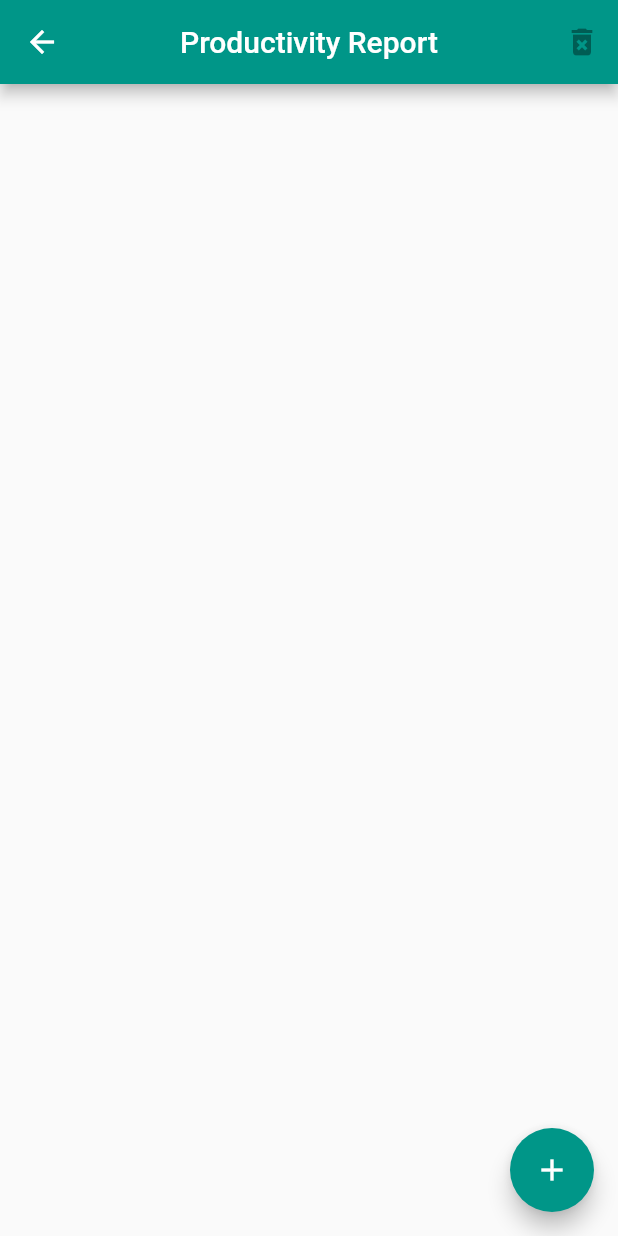
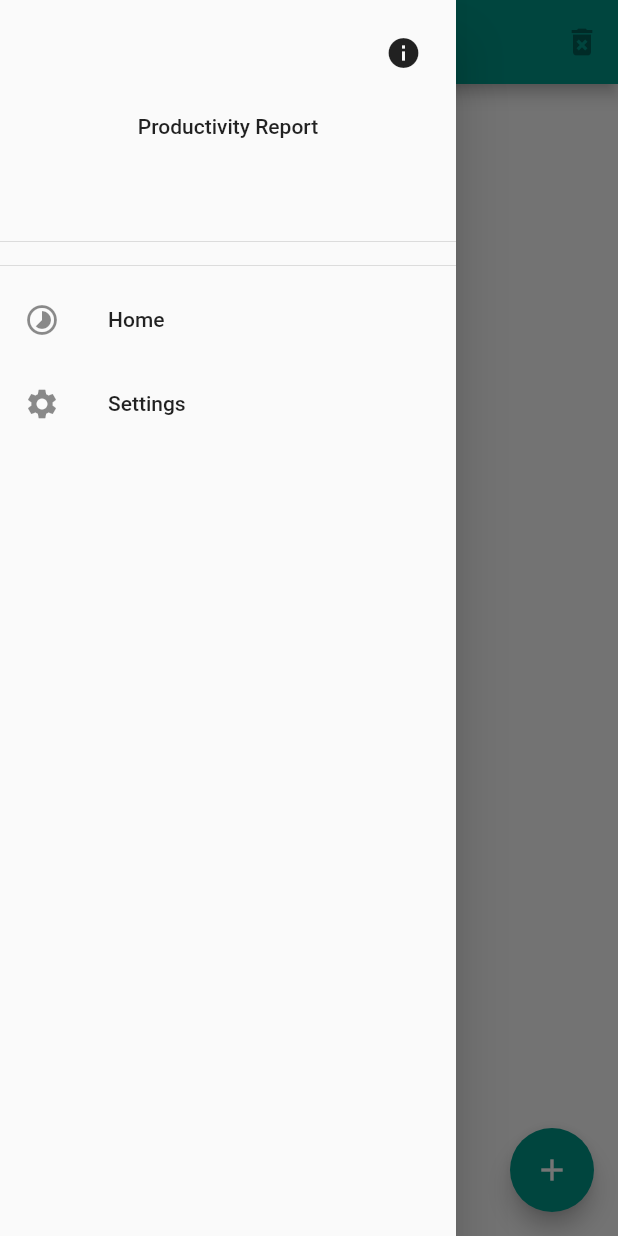
Before and after one commit to Anerak/ProductivityReport_app, a Flutter app: the MainView screen opened by its route, with the side drawer open (before the commit the screen has no drawer), on a phone screen of 412 x 824 dp. Run offline on Flutter 3.47's test engine with Material 2 defaults, Android fonts, the phone set to English and light mode, and no system bars; our stand-ins replace flutter_local_notifications, hive, hive_flutter, timezone; accounts and stored records are empty; generated files the repository leaves out were written again.

```diff
--- a/lib/src/views/main_view.dart
+++ b/lib/src/views/main_view.dart
@@ -1,6 +1,7 @@
 import 'package:flutter/material.dart';
 import 'package:hive/hive.dart';
 import 'package:progress_tracker/src/models/Report.dart';
+import 'package:progress_tracker/src/widgets/drawer.dart';
 
 class MainView extends StatefulWidget {
   static String routeName = 'home';
@@ -28,6 +29,7 @@ class _MainViewState extends State<MainView> {
   @override
   Widget build(BuildContext context) {
     return Scaffold(
+      drawer: MainDrawer(),
       appBar: AppBar(
         centerTitle: true,
         title: Text('Productivity Report'),
@@ -41,6 +43,7 @@ class _MainViewState extends State<MainView> {
         ],
       ),
       floatingActionButton: FloatingActionButton(
+        tooltip: 'Add Report',
         child: Icon(Icons.add),
         onPressed: () async {
           await _reportCreator(context: context);
--- /dev/null
+++ b/lib/src/widgets/drawer.dart
@@ -0,0 +1,64 @@
+import 'package:flutter/material.dart';
+import 'package:progress_tracker/src/views/main_view.dart';
+import 'package:progress_tracker/src/views/settings_view.dart';
+
+class MainDrawer extends StatelessWidget {
+  @override
+  Widget build(BuildContext context) {
+    return Drawer(
+      child: ScrollConfiguration(
+        behavior: ScrollCustomBehavior(),
+        child: ListView(
+          children: [
+            DrawerHeader(
+              // TODO: add image to drawer header.
+              //decoration: BoxDecoration(),
+              curve: Curves.bounceIn,
+              child: Stack(children: <Widget>[
+                Positioned(
+                  right: -5,
+                  top: -5,
+                  child: IconButton(
+                    icon: Icon(Icons.info),
+                    onPressed: () => showAboutDialog(
+                      context: context,
+                      children: <Widget>[
+                        Text('Thank you for using this app.'),
+                      ],
+                    ),
+                  ),
+                ),
+                Center(
+                  child: Text('Productivity Report'),
+                ),
+              ]),
+            ),
+            Divider(),
+            ListTile(
+              leading: Icon(Icons.timelapse),
+              title: Text('Home'),
+              onTap: () => Navigator.of(context)
+                  .pushReplacementNamed(MainView.routeName),
+            ),
+            ListTile(
+              leading: Icon(Icons.settings),
+              title: Text('Settings'),
+              onTap: () => Navigator.of(context)
+                  .pushReplacementNamed(SettingsView.routeName),
+            ),
+          ],
+        ),
+      ),
+    );
+  }
+}
+
+class ScrollCustomBehavior extends ScrollBehavior {
+  @override
+  Widget buildViewportChrome(
+    BuildContext context,
+    Widget child,
+    AxisDirection axisDirection,
+  ) =>
+      child;
+}
```
Also changed, not shown: lib/main.dart (+8 -3 lines), lib/src/views/settings_view.dart (+73 -35 lines).
